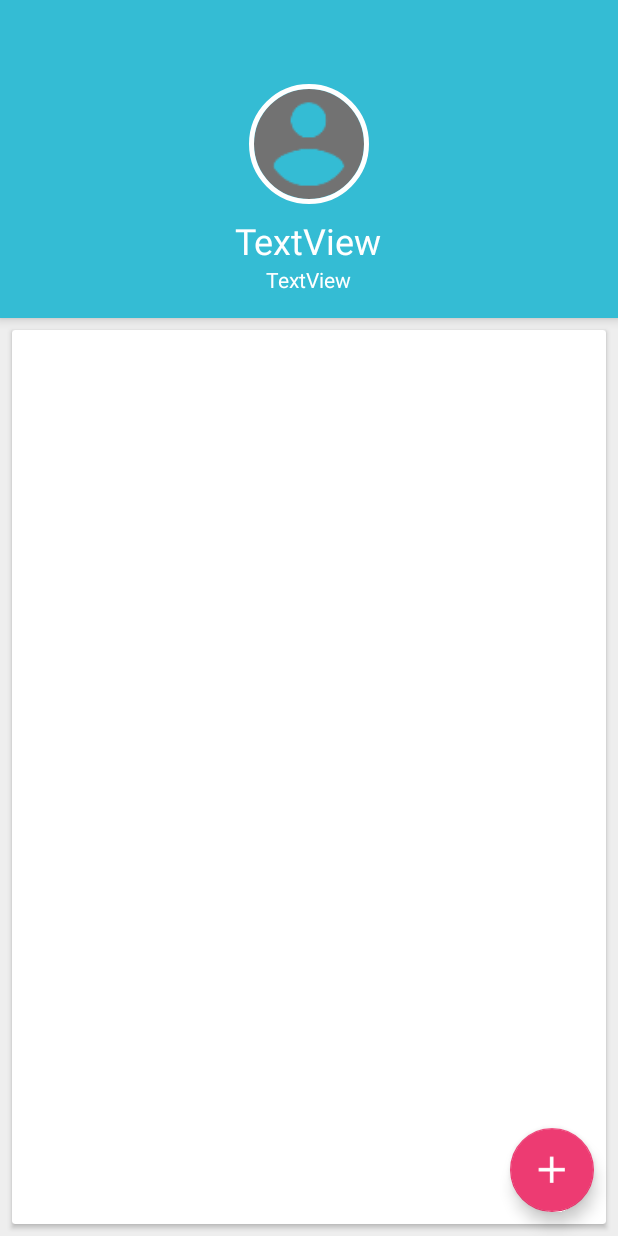
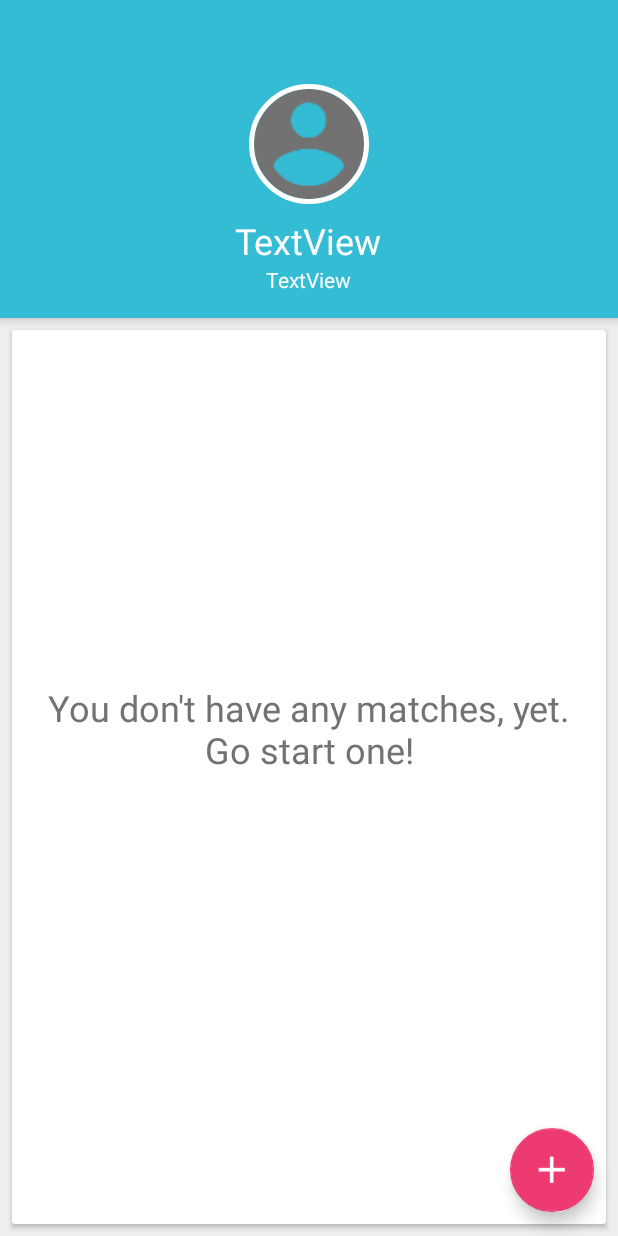
Before and after one commit to muety/quiznerd-android, an Android app: the layout activity_main.xml on its own in the app's theme, with its tools: preview values and no code run, on a phone screen of 412 x 824 dp. Run offline under Robolectric (Android 15) with nearby library versions, the phone set to English and light mode, and no system bars.

Commit message:
fix: crash on startup due to null token fix: allow to refresh on empty quiz list

```diff
--- a/app/src/main/java/com/github/n1try/quiznerd/service/FirestoreApiService.java
+++ b/app/src/main/java/com/github/n1try/quiznerd/service/FirestoreApiService.java
@@ -99,7 +99,6 @@ public class FirestoreApiService extends QuizApiService {
                 }
 
                 if (questions.size() < n && tries.incrementAndGet() <= RETRY_FETCH_QUESTIONS) {
-                    Log.d(TAG, String.format("Retry %s for category %s", tries.get(), category));
                     fetchTask.continueWithTask(new Continuation<QuerySnapshot, Task<QuerySnapshot>>() {
                         @Override
                         public Task<QuerySnapshot> then(@NonNull Task<QuerySnapshot> task) {
--- a/app/src/main/res/layout/activity_main.xml
+++ b/app/src/main/res/layout/activity_main.xml
@@ -68,18 +68,6 @@
             android:layout_width="match_parent"
             android:layout_height="match_parent">
 
-            <TextView
-                android:id="@+id/main_no_matches_label"
-                style="@style/AppTheme.Text.Background.Title"
-                android:layout_width="wrap_content"
-                android:layout_height="wrap_content"
-                android:layout_gravity="center"
-                android:layout_marginBottom="32dp"
-                android:layout_marginEnd="16dp"
-                android:layout_marginStart="16dp"
-                android:gravity="center"
-                android:text="@string/no_matches" />
-
             <android.support.v7.widget.CardView
                 android:id="@+id/main_quiz_list_container"
                 android:layout_width="match_parent"
@@ -101,6 +89,19 @@
                 </android.support.v4.widget.SwipeRefreshLayout>
 
             </android.support.v7.widget.CardView>
+
+            <TextView
+                android:id="@+id/main_no_matches_label"
+                style="@style/AppTheme.Text.Background.Title"
+                android:layout_width="wrap_content"
+                android:layout_height="wrap_content"
+                android:layout_gravity="center"
+                android:layout_marginStart="16dp"
+                android:layout_marginEnd="16dp"
+                android:layout_marginBottom="32dp"
+                android:elevation="64dp"
+                android:gravity="center"
+                android:text="@string/no_matches" />
 
             <android.support.design.widget.FloatingActionButton
                 android:id="@+id/main_new_fab"
```
Also changed, not shown: app/build.gradle (+8 -8 lines), app/src/main/java/com/github/n1try/quiznerd/ui/MainActivity.java (+4 -7 lines), 1 other file.
